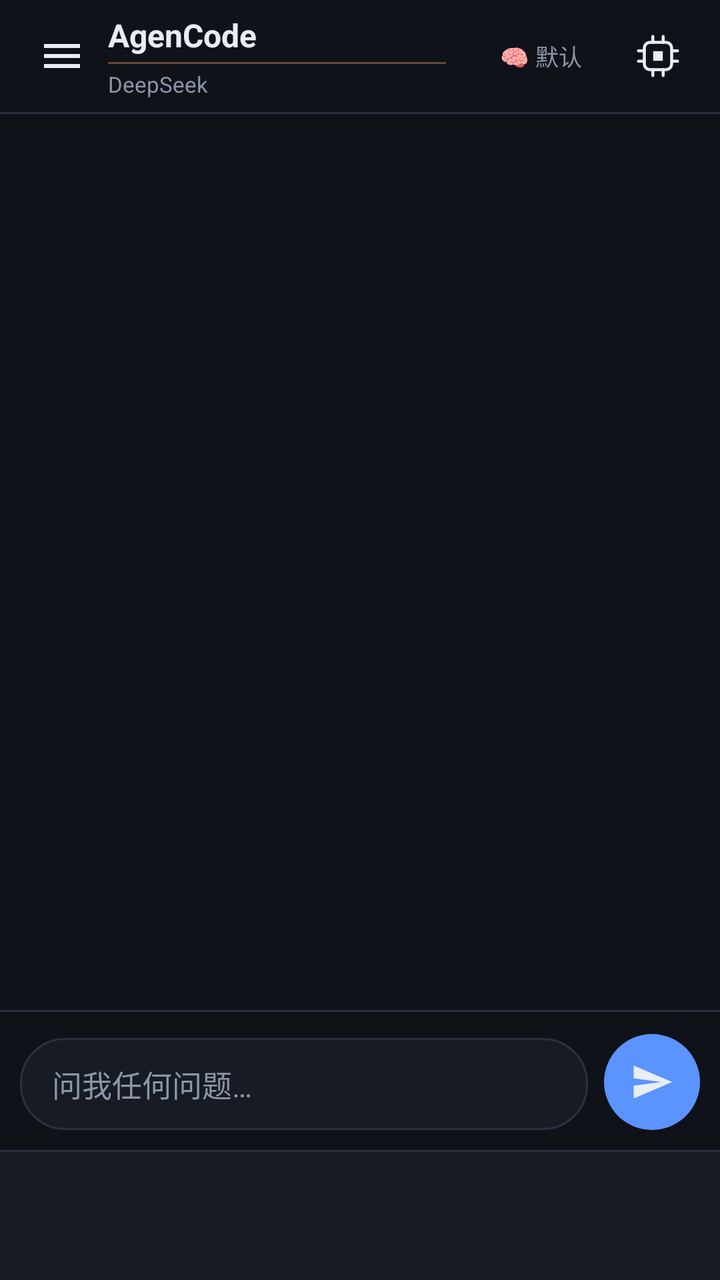
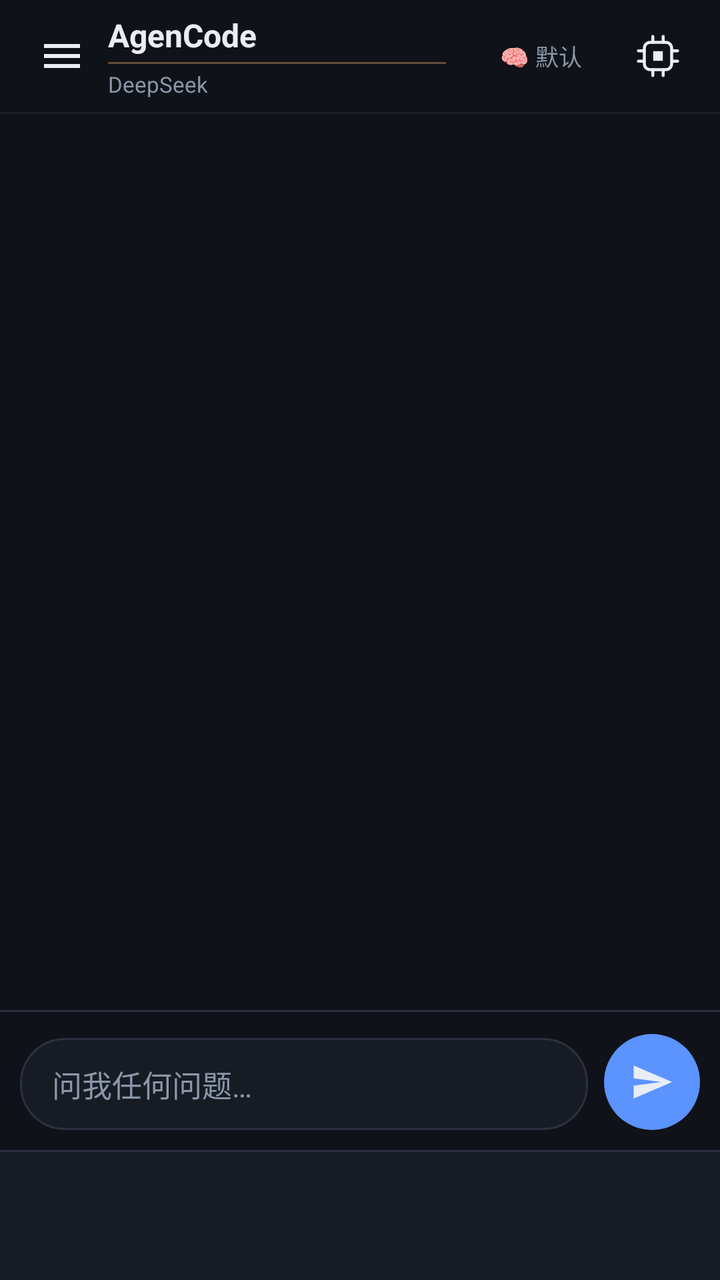

Before-and-after screenshots of an Android layout around one commit, followed by the original layout XML and the change that was made.
<!-- AndroidManifest.xml: application theme AppTheme -->
<!-- res/layout/activity_main.xml -->
<?xml version="1.0" encoding="utf-8"?>
<LinearLayout xmlns:android="http://schemas.android.com/apk/res/android"
    android:id="@+id/root"
    android:layout_width="match_parent"
    android:layout_height="match_parent"
    android:orientation="vertical"
    android:background="?attr/neb_bg"
    android:fitsSystemWindows="true">

    <FrameLayout
        android:id="@+id/contentHost"
        android:layout_width="match_parent"
        android:layout_height="0dp"
        android:layout_weight="1">

        <LinearLayout
            android:id="@+id/pageChat"
            android:layout_width="match_parent"
            android:layout_height="match_parent"
            android:orientation="vertical">

    
    <LinearLayout
        android:layout_width="match_parent"
        android:layout_height="56dp"
        android:orientation="horizontal"
        android:gravity="center_vertical"
        android:paddingStart="12dp"
        android:paddingEnd="12dp">

        <ImageButton
            android:id="@+id/btnMenu"
            android:layout_width="38dp"
            android:layout_height="38dp"
            android:background="@drawable/icon_btn_bg"
            android:src="@drawable/ic_menu"
            android:scaleType="centerInside"
            android:tint="?attr/neb_text"
            android:contentDescription="会话列表" />

        <LinearLayout
            android:layout_width="0dp"
            android:layout_height="wrap_content"
            android:layout_weight="1"
            android:orientation="vertical"
            android:paddingStart="4dp">

            <TextView
                android:id="@+id/tvTitle"
                android:layout_width="match_parent"
                android:layout_height="wrap_content"
                android:maxLines="1"
                android:ellipsize="end"
                android:text="@string/app_name"
                android:textColor="?attr/neb_text"
                android:textSize="16sp"
                android:textStyle="bold" />

            
            <View
                android:id="@+id/tvTitleDivider"
                android:layout_width="match_parent"
                android:layout_height="1dp"
                android:layout_marginTop="2.5dp"
                android:layout_marginBottom="2.5dp"
                android:layout_marginEnd="12dp"
                android:alpha="0.35"
                android:background="#FFB877" />

            <LinearLayout
                android:layout_width="match_parent"
                android:layout_height="wrap_content"
                android:orientation="horizontal"
                android:gravity="center_vertical">

                <ImageView
                    android:id="@+id/ivModelIcon"
                    android:layout_width="13.2dp"
                    android:layout_height="9.62dp"
                    android:layout_marginEnd="4dp"
                    android:src="@drawable/ic_deepseek"
                    android:scaleType="fitCenter"
                    android:contentDescription="模型标识"
                    android:visibility="gone" />

                <TextView
                    android:id="@+id/tvSub"
                    android:layout_width="wrap_content"
                    android:layout_height="wrap_content"
                    android:maxWidth="120dp"
                    android:maxLines="1"
                    android:ellipsize="end"
                    android:text="DeepSeek"
                    android:textColor="?attr/neb_dim"
                    android:textSize="11sp" />

                
                <TextView
                    android:id="@+id/tvBalance"
                    android:layout_width="wrap_content"
                    android:layout_height="wrap_content"
                    android:layout_marginStart="7dp"
                    android:paddingStart="6dp"
                    android:paddingEnd="6dp"
                    android:paddingTop="1dp"
                    android:paddingBottom="1dp"
                    android:maxLines="1"
                    android:gravity="center_vertical"
                    android:text=""
                    android:textColor="?attr/neb_dim"
                    android:textSize="10.5sp"
                    android:visibility="gone"
                    android:contentDescription="账户余额" />
            </LinearLayout>
        </LinearLayout>

        <TextView
            android:id="@+id/tvThink"
            android:layout_width="wrap_content"
            android:layout_height="30dp"
            android:gravity="center"
            android:paddingStart="9dp"
            android:paddingEnd="9dp"
            android:maxLines="1"
            android:text="🧠 默认"
            android:textSize="11.5sp"
            android:textColor="?attr/neb_dim"
            android:layout_marginStart="6dp"
            android:layout_marginEnd="10dp"
            android:contentDescription="思考强度" />

        <ImageButton
            android:id="@+id/btnSettings"
            android:layout_width="38dp"
            android:layout_height="38dp"
            android:background="@drawable/icon_btn_bg"
            android:src="@drawable/ic_ai_chip"
            android:scaleType="centerInside"
            android:tint="?attr/neb_text"
            android:contentDescription="选择模型（长按进设置）" />
    </LinearLayout>

    <View
        android:layout_width="match_parent"
        android:layout_height="1dp"
        android:background="?attr/neb_stroke" />

    
    <ScrollView
        android:id="@+id/scroll"
        android:layout_width="match_parent"
        android:layout_height="0dp"
        android:layout_weight="1"
        android:fillViewport="true"
        android:scrollbars="none"
        android:clipToPadding="false"
        android:paddingBottom="8dp">

        <LinearLayout
            android:id="@+id/chatContainer"
            android:layout_width="match_parent"
            android:layout_height="wrap_content"
            android:orientation="vertical"
            android:paddingStart="10dp"
            android:paddingEnd="10dp"
            android:paddingTop="12dp" />
    </ScrollView>

    
    <View
        android:layout_width="match_parent"
        android:layout_height="1dp"
        android:background="?attr/neb_stroke" />

    
    <LinearLayout
        android:id="@+id/composerBar"
        android:layout_width="match_parent"
        android:layout_height="wrap_content"
        android:orientation="vertical"
        android:paddingTop="7dp" />

    <LinearLayout
        android:layout_width="match_parent"
        android:layout_height="wrap_content"
        android:orientation="horizontal"
        android:gravity="bottom"
        android:paddingStart="10dp"
        android:paddingEnd="10dp"
        android:paddingTop="4dp"
        android:paddingBottom="10dp">

        <EditText
            android:id="@+id/etInput"
            android:layout_width="0dp"
            android:layout_height="wrap_content"
            android:layout_weight="1"
            android:background="@drawable/input_bg"
            android:minHeight="46dp"
            android:maxLines="6"
            android:paddingStart="16dp"
            android:paddingEnd="16dp"
            android:paddingTop="12dp"
            android:paddingBottom="12dp"
            android:hint="@string/hint_input"
            android:textColor="?attr/neb_text"
            android:textColorHint="?attr/neb_dim"
            android:textSize="15sp"
            android:gravity="top|start"
            android:inputType="textCapSentences|textMultiLine"
            android:imeOptions="flagNoExtractUi" />

        <FrameLayout
            android:layout_width="48dp"
            android:layout_height="48dp"
            android:layout_marginStart="8dp">

            <ImageButton
                android:id="@+id/btnSend"
                android:layout_width="48dp"
                android:layout_height="48dp"
                android:background="@drawable/btn_round"
                android:src="@drawable/ic_send"
                android:scaleType="centerInside"
                android:padding="13dp"
                android:tint="?attr/neb_text"
                android:contentDescription="@string/send" />
        </FrameLayout>
    </LinearLayout>
        </LinearLayout>
    </FrameLayout>

    <View
        android:layout_width="match_parent"
        android:layout_height="1dp"
        android:background="?attr/neb_stroke" />

    <LinearLayout
        android:id="@+id/bottomBar"
        android:layout_width="match_parent"
        android:layout_height="64dp"
        android:orientation="horizontal"
        android:baselineAligned="false"
        android:background="?attr/neb_surface" />
</LinearLayout>
<!-- resources referenced by this layout -->
<resources>
  <!-- drawable btn_round (drawable) -->
  <?xml version="1.0" encoding="utf-8"?>
  <ripple xmlns:android="http://schemas.android.com/apk/res/android"
      android:color="?android:attr/colorControlHighlight">
      <item>
          <shape android:shape="oval">
              <solid android:color="?attr/neb_accent" />
          </shape>
      </item>
  </ripple>
  <!-- drawable ic_menu (drawable) -->
  <vector xmlns:android="http://schemas.android.com/apk/res/android"
      android:width="24dp" android:height="24dp"
      android:viewportWidth="24" android:viewportHeight="24"
      android:tint="?attr/colorControlNormal">
      <path android:fillColor="?attr/neb_text"
          android:pathData="M3,6h18v2H3V6zM3,11h18v2H3V11zM3,16h18v2H3V16z" />
  </vector>
  <!-- drawable ic_send (drawable) -->
  <vector xmlns:android="http://schemas.android.com/apk/res/android"
      android:width="24dp" android:height="24dp"
      android:viewportWidth="24" android:viewportHeight="24">
      <path android:fillColor="?attr/neb_text"
          android:pathData="M2.01,21L23,12 2.01,3 2,10l15,2 -15,2z" />
  </vector>
  <!-- drawable icon_btn_bg (drawable) -->
  <?xml version="1.0" encoding="utf-8"?>
  <ripple xmlns:android="http://schemas.android.com/apk/res/android"
      android:color="?android:attr/colorControlHighlight">
      <item android:id="@android:id/mask">
          <shape android:shape="oval">
              <solid android:color="#FFFFFFFF" />
          </shape>
      </item>
  </ripple>
  <!-- drawable input_bg (drawable) -->
  <?xml version="1.0" encoding="utf-8"?>
  <shape xmlns:android="http://schemas.android.com/apk/res/android" android:shape="rectangle">
      <solid android:color="?attr/neb_surface" />
      <stroke android:width="1dp" android:color="?attr/neb_stroke" />
      <corners android:radius="22dp" />
  </shape>
  <string name="app_name">AgenCode</string>
  <string name="hint_input">问我任何问题…</string>
  <string name="send">发送</string>
  <color name="bg">#0F1218</color>
  <color name="accent">#5B93FF</color>
  <color name="text">#E8EDF6</color>
  <color name="text_dim">#8B97A9</color>
  <color name="surface">#161B24</color>
  <color name="surface2">#1E2530</color>
  <color name="stroke">#2A3240</color>
  <color name="code_bg">#0B0E14</color>
  <style name="NebDialog" parent="Theme.AppCompat.Dialog">
          <item name="colorAccent">@color/accent</item>
          <item name="android:textColorPrimary">@color/text</item>
          <item name="android:textColorSecondary">@color/text_dim</item>
          <item name="android:textColorHint">@color/text_dim</item>
          <item name="android:colorBackground">@color/surface</item>
          <item name="android:windowBackground">@drawable/neb_dialog_bg</item>
          <item name="android:colorBackgroundFloating">@color/surface</item>
          <item name="neb_bg">@color/bg</item>
          <item name="neb_surface">@color/surface</item>
          <item name="neb_surface2">@color/surface2</item>
          <item name="neb_stroke">@color/stroke</item>
          <item name="neb_text">@color/text</item>
          <item name="neb_dim">@color/text_dim</item>
          <item name="neb_accent">@color/accent</item>
          <item name="neb_code">@color/code_bg</item>
      </style>
  <!-- drawable neb_dialog_bg (drawable) -->
  <?xml version="1.0" encoding="utf-8"?>
  <shape xmlns:android="http://schemas.android.com/apk/res/android"
      android:shape="rectangle">
      <solid android:color="?attr/neb_surface" />
  </shape>
  <!-- unchanged entries left out for length: 3 -->
</resources>

<!-- the commit's change to res/layout/activity_main.xml (unified diff, before → after) -->
@@ -143,6 +143,7 @@
     <View
         android:layout_width="match_parent"
         android:layout_height="1dp"
+        android:alpha="0.35"
         android:background="?attr/neb_stroke" />
 
     
